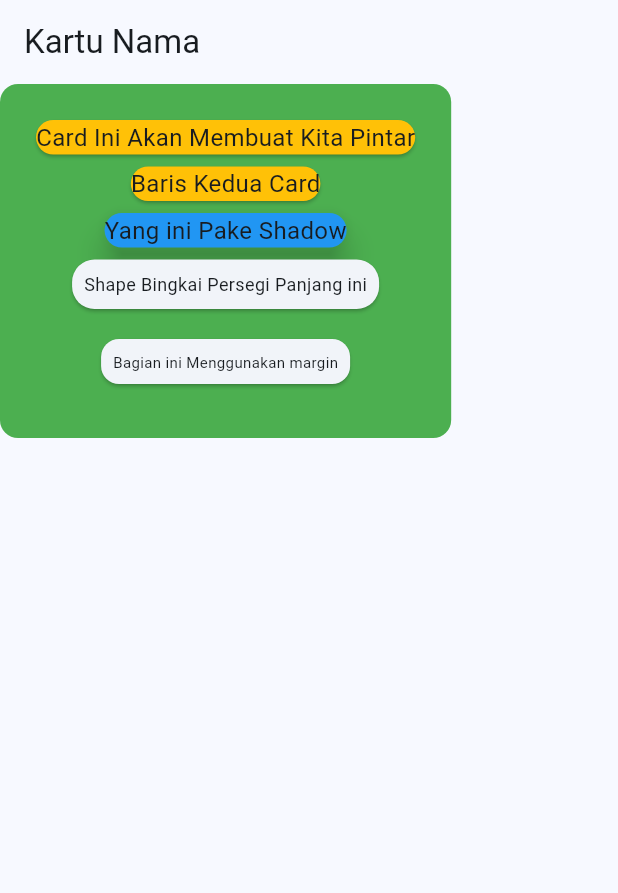
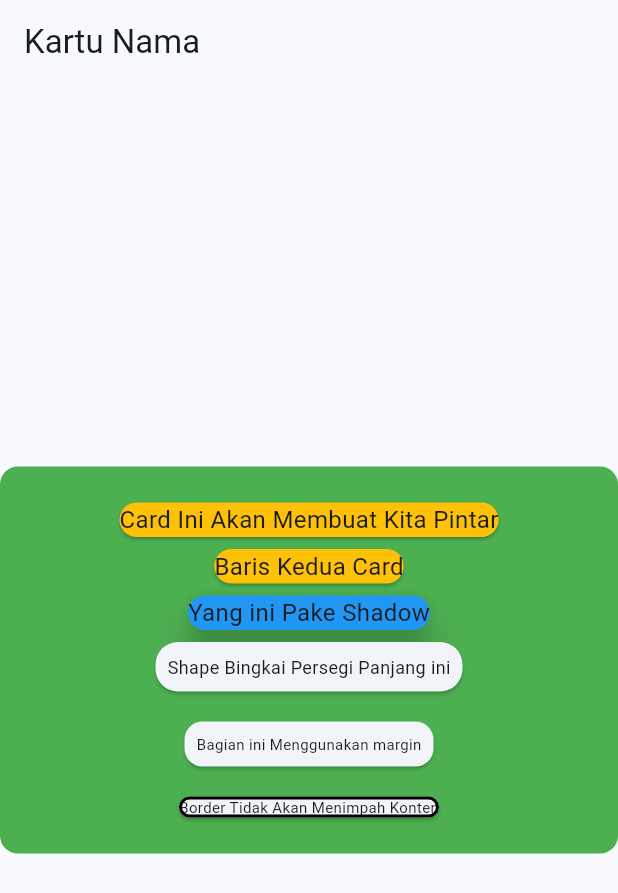
Before and after one commit to asis92/tugas_card, a Flutter app: the screen it shows after launch, on a phone screen of 412 x 824 dp. Shown: the top 893 px of the screen. Run offline on Flutter 3.47's test engine with Material 3 defaults, Android fonts, the phone set to English and light mode, and no system bars.

Commit message:
Step 7 Update Card

```diff
--- a/lib/pages/card01.dart
+++ b/lib/pages/card01.dart
@@ -7,13 +7,15 @@ class MyCard extends StatelessWidget {
   Widget build(BuildContext context) {
     return Scaffold(
       appBar: AppBar(title: const Text("Kartu Nama"), actions: const []),
-      body: SingleChildScrollView(
+      body: Center(
+        child: SingleChildScrollView(
           child: Container(
             decoration: BoxDecoration(
               borderRadius: BorderRadius.circular(12.0),
               color: Colors.green,
             ),
             padding: const EdgeInsets.all(20.0),
+            child: Center(
               child: Column(
                 children: [
                   const Card(
@@ -60,7 +62,20 @@ class MyCard extends StatelessWidget {
                       ),
                     ),
                   ),
+                  Card(
+                    shape: RoundedRectangleBorder(
+                      borderRadius: BorderRadius.circular(16),
+                      side: BorderSide(color: Colors.black, width: 2),
+                    ),
+                    borderOnForeground: true,
+                    child: Text(
+                      "Border Tidak Akan Menimpah Konten",
+                      style: TextStyle(fontSize: 10.0),
+                    ),
+                  ),
                 ],
+              ),
+            ),
           ),
         ),
       ),
```
Lines whose indentation alone changed are shown as unchanged.
